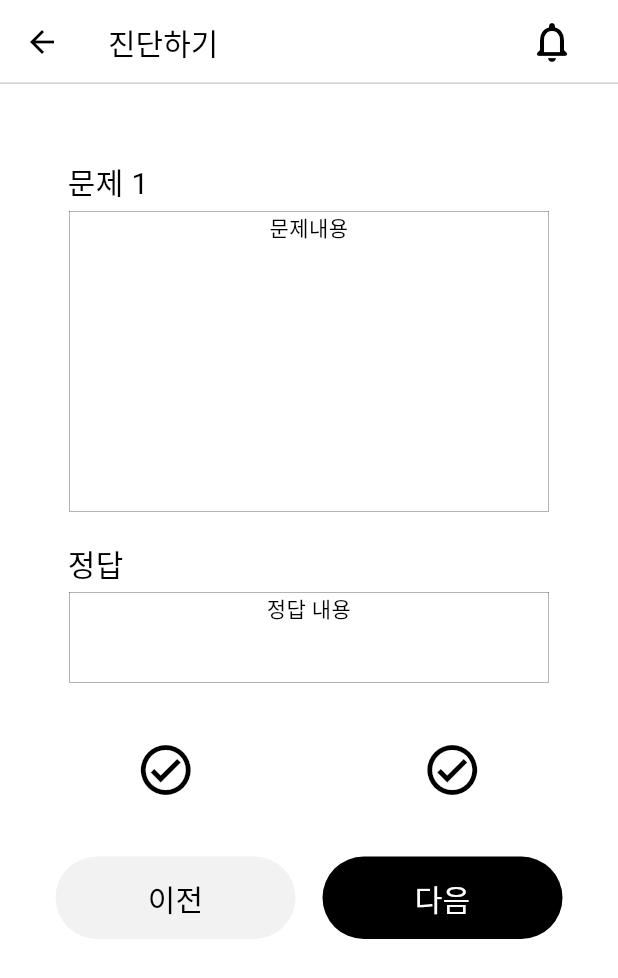
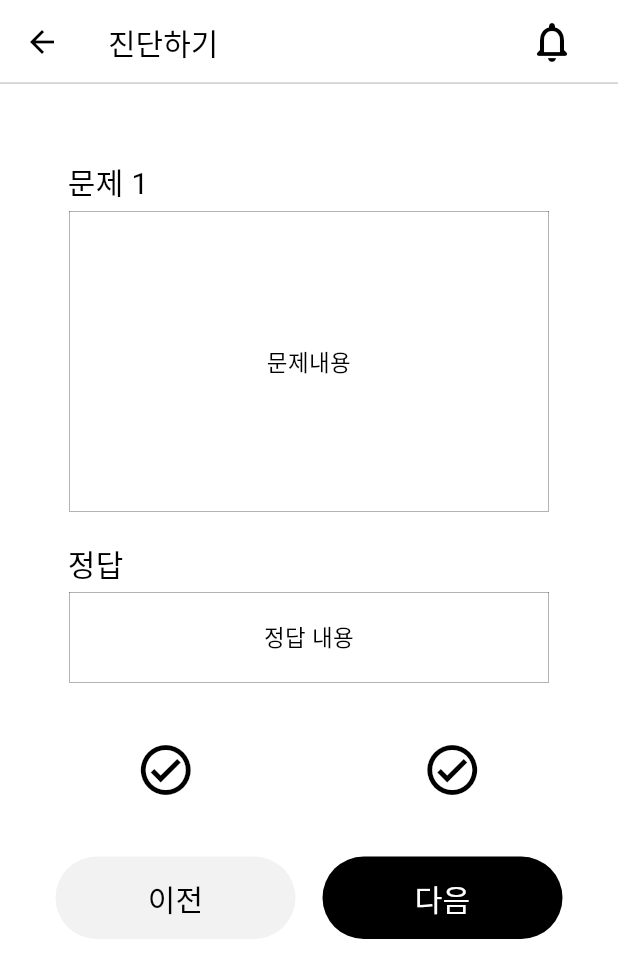
Before and after one commit to AntiHeimer/front, a Flutter app: the DiagnosisPage screen opened directly, on a phone screen of 412 x 824 dp. Shown: the top 978 px of the screen. Run offline on Flutter 3.47's test engine with Material 3 defaults, Android fonts, the phone set to English and light mode, and no system bars; our stand-ins replace flutter_dotenv.

Commit message:
edit diganosis page css

```diff
--- a/lib/Diagnosis/page/diagnosis_page.dart
+++ b/lib/Diagnosis/page/diagnosis_page.dart
@@ -30,26 +30,26 @@ class _DiagnosisPageState extends State<DiagnosisPage> {
             children: <Widget>[
               IconButton(
                   onPressed: () {},
-                  icon: Icon(
+                  icon: const Icon(
                     Icons.check_circle_outline_outlined,
                     size: 40,
                   )),
-              Padding(padding: EdgeInsets.only(left: 135)),
+              const Padding(padding: EdgeInsets.only(left: 135)),
               IconButton(
                 onPressed: () {},
-                icon: Icon(
+                icon: const Icon(
                   Icons.check_circle_outline_outlined,
                   size: 40,
                 ),
               ),
             ],
           ),
-          Padding(padding: EdgeInsets.only(top: 30)),
+          const Padding(padding: EdgeInsets.only(top: 30)),
           Row(
             mainAxisAlignment: MainAxisAlignment.center,
             children: <Widget>[
               MainButtonSmallGray(text: '이전', onPressed: () {}),
-              Padding(padding: EdgeInsets.only(left: 18)),
+              const Padding(padding: EdgeInsets.only(left: 18)),
               MainButtonSmallBlack(text: '다음', onPressed: () {}),
             ],
           ),
@@ -79,9 +79,12 @@ class QuestionBox extends StatelessWidget {
           width: 320,
           height: 200,
           decoration: BoxDecoration(border: Border.all(width: 0.2)),
-          child: const Text(
-            "문제내용",
-            textAlign: TextAlign.center,
+          child: const Center(
+            child: Text(
+              "문제내용",
+              textAlign: TextAlign.center,
+              style: TextStyle(fontSize: 15),
+            ),
           ),
         ),
       ],
@@ -109,9 +112,12 @@ class AnswerBox extends StatelessWidget {
           width: 320,
           height: 60,
           decoration: BoxDecoration(border: Border.all(width: 0.2)),
-          child: const Text(
-            "정답 내용",
-            textAlign: TextAlign.center,
+          child: const Center(
+            child: Text(
+              "정답 내용",
+              textAlign: TextAlign.center,
+              style: TextStyle(fontSize: 15),
+            ),
           ),
         ),
       ],
```
